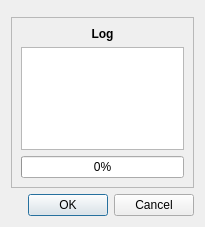
First picture: the form in mediacopier-cli/mediacopier-qt/src/gui/dialog.ui, repository patrickziegler/mediacopier, before the edit.
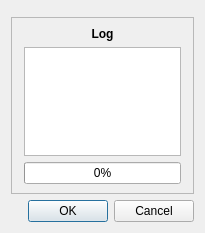
Second picture: the form after the edit. Custom widgets are drawn as their Qt base class.

Patch:
```diff
--- a/mediacopier-cli/mediacopier-qt/src/gui/dialog.ui
+++ b/mediacopier-cli/mediacopier-qt/src/gui/dialog.ui
@@ -8,7 +8,7 @@
     <x>0</x>
     <y>0</y>
     <width>205</width>
-    <height>227</height>
+    <height>233</height>
    </rect>
   </property>
   <property name="windowTitle">
@@ -37,6 +37,12 @@
       <enum>QFrame::Raised</enum>
      </property>
      <layout class="QVBoxLayout" name="verticalLayout_2">
+      <property name="leftMargin">
+       <number>12</number>
+      </property>
+      <property name="rightMargin">
+       <number>12</number>
+      </property>
       <item>
        <widget class="QLabel" name="logLabel">
         <property name="font">
```
